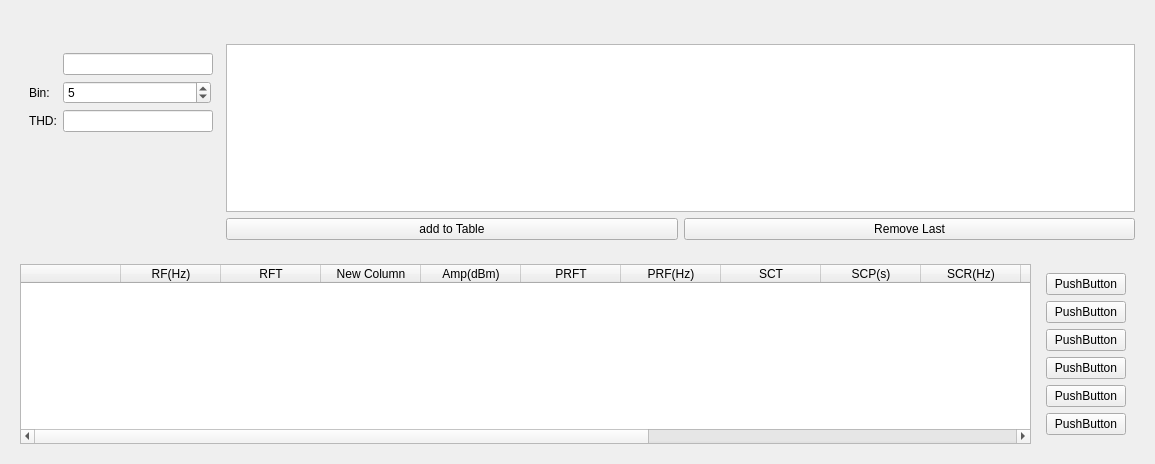
Before: the Qt Designer form visualization/GUI/radar/radarchannelui.ui in sepehrgh98/PyCoolEdit, drawn with Qt 5.
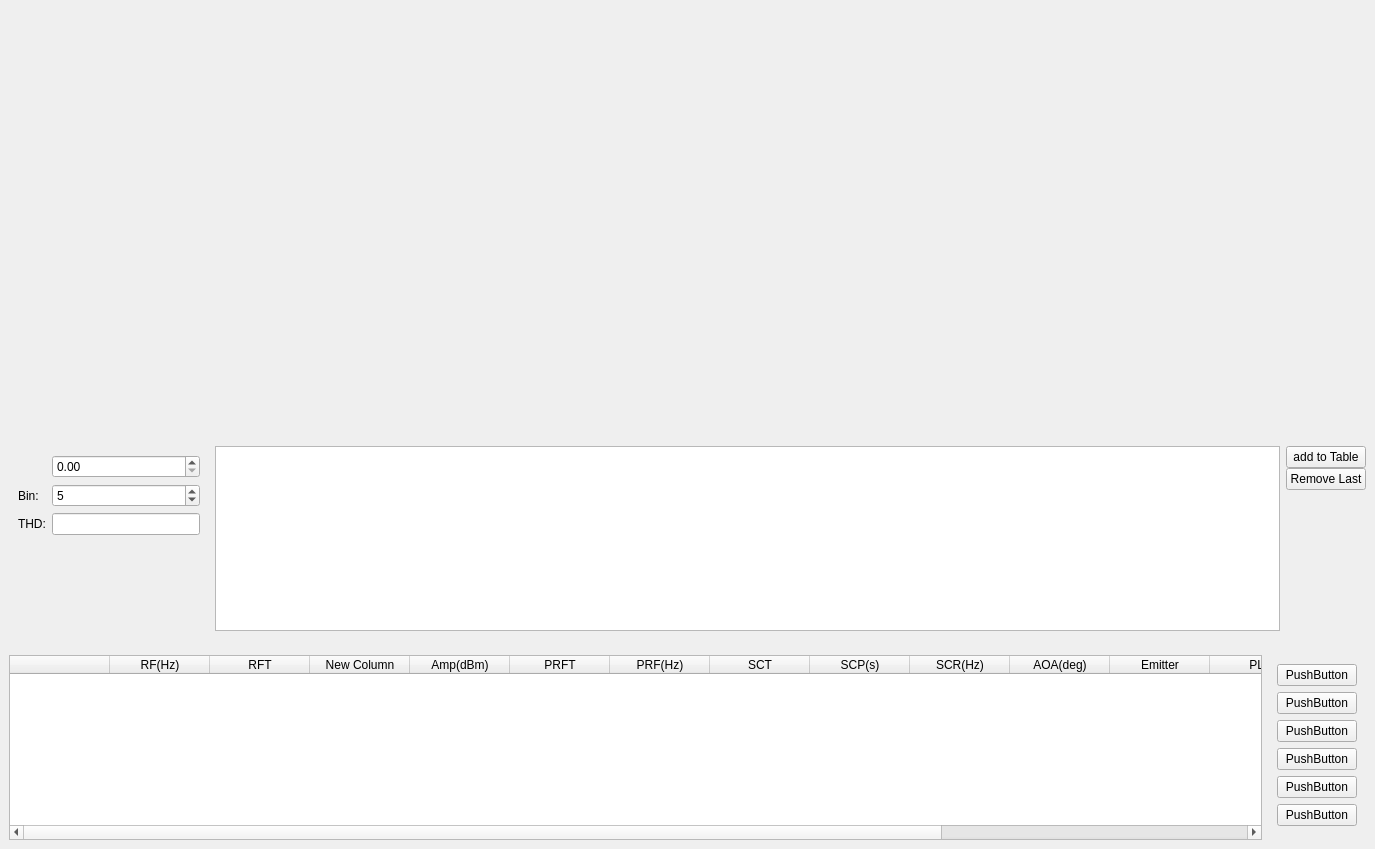
After: the same form once the commit is applied.

```diff
--- a/visualization/GUI/radar/radarchannelui.ui
+++ b/visualization/GUI/radar/radarchannelui.ui
@@ -6,16 +6,39 @@
    <rect>
     <x>0</x>
     <y>0</y>
-    <width>1155</width>
-    <height>464</height>
+    <width>1375</width>
+    <height>849</height>
    </rect>
   </property>
   <property name="windowTitle">
    <string>Form</string>
   </property>
-  <layout class="QVBoxLayout" name="verticalLayout">
+  <layout class="QVBoxLayout" name="verticalLayout" stretch="0,2,1,1">
+   <property name="leftMargin">
+    <number>0</number>
+   </property>
+   <property name="topMargin">
+    <number>0</number>
+   </property>
+   <property name="rightMargin">
+    <number>0</number>
+   </property>
+   <property name="bottomMargin">
+    <number>0</number>
+   </property>
+   <item>
+    <widget class="QWidget" name="plotControlWidget" native="true">
+     <layout class="QHBoxLayout" name="plotControlLayout"/>
+    </widget>
+   </item>
    <item>
     <widget class="QWidget" name="plotWidget" native="true">
+     <property name="minimumSize">
+      <size>
+       <width>0</width>
+       <height>400</height>
+      </size>
+     </property>
      <layout class="QVBoxLayout" name="plotLayout"/>
     </widget>
    </item>
@@ -38,22 +61,6 @@
            </property>
           </widget>
          </item>
-         <item row="3" column="1">
-          <widget class="QLineEdit" name="channelLineEdit">
-           <property name="minimumSize">
-            <size>
-             <width>150</width>
-             <height>0</height>
-            </size>
-           </property>
-           <property name="maximumSize">
-            <size>
-             <width>150</width>
-             <height>16777215</height>
-            </size>
-           </property>
-          </widget>
-         </item>
          <item row="6" column="0">
           <widget class="QLabel" name="label_2">
            <property name="text">
@@ -68,25 +75,6 @@
            </property>
           </widget>
          </item>
-         <item row="7" column="1">
-          <widget class="QLineEdit" name="thdLineEdit">
-           <property name="minimumSize">
-            <size>
-             <width>150</width>
-             <height>0</height>
-            </size>
-           </property>
-           <property name="maximumSize">
-            <size>
-             <width>150</width>
-             <height>16777215</height>
-            </size>
-           </property>
-           <property name="readOnly">
-            <bool>true</bool>
-           </property>
-          </widget>
-         </item>
          <item row="6" column="1">
           <widget class="QSpinBox" name="binSpinBox">
            <property name="value">
@@ -94,12 +82,22 @@
            </property>
           </widget>
          </item>
+         <item row="3" column="1">
+          <widget class="QDoubleSpinBox" name="channelDoubleSpinBox"/>
+         </item>
+         <item row="7" column="1">
+          <widget class="QLineEdit" name="thdLineEdit">
+           <property name="readOnly">
+            <bool>true</bool>
+           </property>
+          </widget>
+         </item>
         </layout>
        </widget>
       </item>
       <item>
        <widget class="QWidget" name="localTableWidget" native="true">
-        <layout class="QVBoxLayout" name="verticalLayout_2">
+        <layout class="QHBoxLayout" name="horizontalLayout_3">
          <property name="leftMargin">
           <number>0</number>
          </property>
@@ -113,11 +111,21 @@
           <number>0</number>
          </property>
          <item>
-          <widget class="QTableWidget" name="tableWidget"/>
+          <widget class="QTableWidget" name="tableWidget">
+           <property name="styleSheet">
+            <string notr="true"/>
+           </property>
+          </widget>
          </item>
+        </layout>
+       </widget>
+      </item>
          <item>
-          <widget class="QWidget" name="widget_5" native="true">
-           <layout class="QHBoxLayout" name="horizontalLayout_5">
+       <widget class="QWidget" name="localTableControlWidget" native="true">
+        <layout class="QVBoxLayout" name="verticalLayout_4">
+         <property name="spacing">
+          <number>0</number>
+         </property>
             <property name="leftMargin">
              <number>0</number>
             </property>
@@ -131,21 +139,31 @@
              <number>0</number>
             </property>
             <item>
-             <widget class="QPushButton" name="pushButton">
+          <widget class="QPushButton" name="add_tb_btn">
               <property name="text">
                <string>add to Table</string>
               </property>
              </widget>
             </item>
             <item>
-             <widget class="QPushButton" name="pushButton_2">
+          <widget class="QPushButton" name="remove_btn">
               <property name="text">
                <string>Remove Last</string>
               </property>
              </widget>
             </item>
-           </layout>
-          </widget>
+         <item>
+          <spacer name="verticalSpacer">
+           <property name="orientation">
+            <enum>Qt::Vertical</enum>
+           </property>
+           <property name="sizeHint" stdset="0">
+            <size>
+             <width>20</width>
+             <height>40</height>
+            </size>
+           </property>
+          </spacer>
          </item>
         </layout>
        </widget>
```
Lines whose indentation alone changed are shown as unchanged.
